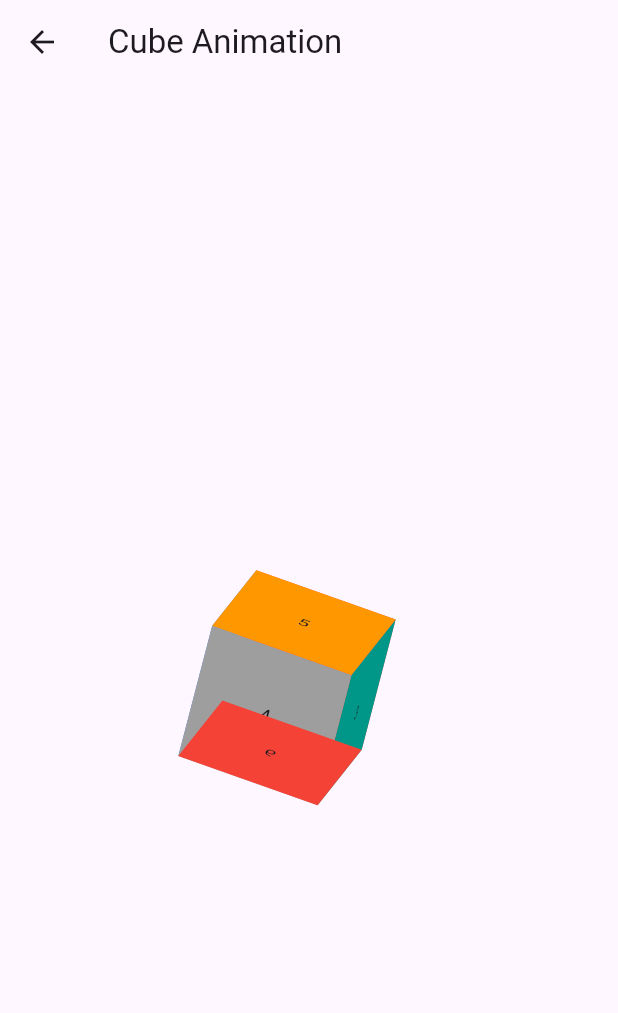
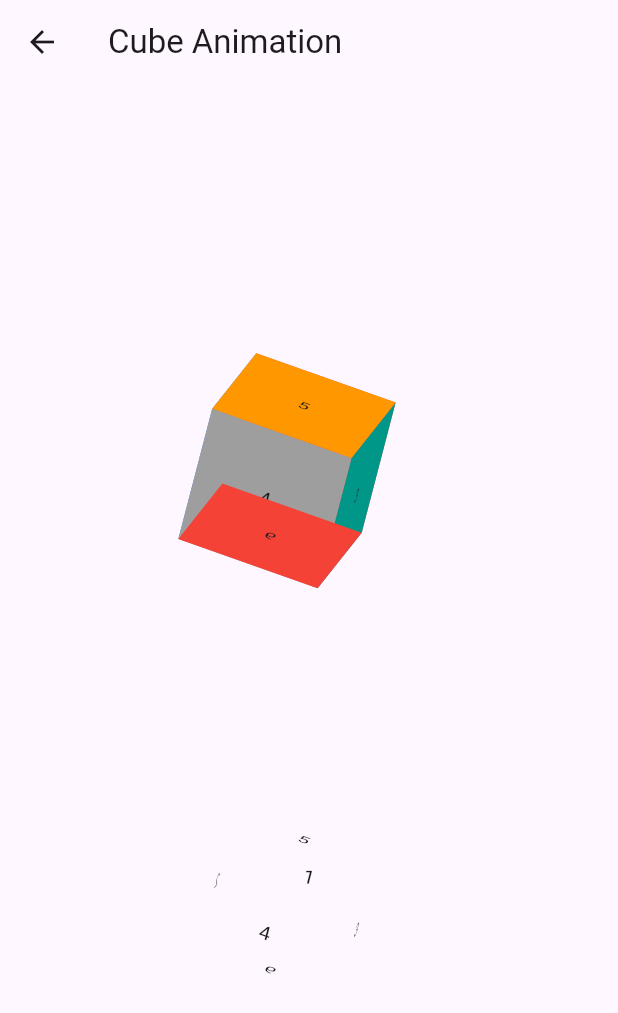
Before and after one commit to webrror/flutter-animations, a Flutter app: the Example3 screen opened by its route, on a phone screen of 412 x 824 dp. Shown: the top 1013 px of the screen. Run offline on Flutter 3.47's test engine with Material 2 defaults, Android fonts, the phone set to English and light mode, and no system bars.

Commit message:
added a colorless variant in example 3

```diff
--- a/lib/animations/example3.dart
+++ b/lib/animations/example3.dart
@@ -44,6 +44,7 @@ class _Example3State extends State<Example3> with TickerProviderStateMixin {
 
   @override
   Widget build(BuildContext context) {
+    final screenWidth = MediaQuery.of(context).size.width;
     _xController
       ..reset()
       ..repeat();
@@ -60,10 +61,62 @@ class _Example3State extends State<Example3> with TickerProviderStateMixin {
       appBar: AppBar(
         title: const Text("Cube Animation"),
       ),
-      body: Center(
-        child: AnimatedBuilder(
-          animation:
-              Listenable.merge([_xController, _yController, _zController]),
+      body: SizedBox(
+        width: screenWidth,
+        child: Column(
+            mainAxisAlignment: MainAxisAlignment.center,
+            crossAxisAlignment: CrossAxisAlignment.center,
+            children: [
+              const Spacer(),
+              CubeBuilder(
+                xController: _xController,
+                yController: _yController,
+                zController: _zController,
+                animation: _animation,
+                widthHeight: widthHeight,
+                withColor: true,
+              ),
+              const Spacer(),
+              CubeBuilder(
+                xController: _xController,
+                yController: _yController,
+                zController: _zController,
+                animation: _animation,
+                widthHeight: widthHeight,
+                withColor: false,
+              ),
+              const Spacer(),
+            ]),
+      ),
+    );
+  }
+}
+
+class CubeBuilder extends StatelessWidget {
+  const CubeBuilder({
+    super.key,
+    required AnimationController xController,
+    required AnimationController yController,
+    required AnimationController zController,
+    required Tween<double> animation,
+    required this.widthHeight,
+    required this.withColor,
+  })  : _xController = xController,
+        _yController = yController,
+        _zController = zController,
+        _animation = animation;
+
+  final AnimationController _xController;
+  final AnimationController _yController;
+  final AnimationController _zController;
+  final Tween<double> _animation;
+  final double widthHeight;
+  final bool withColor;
+
+  @override
+  Widget build(BuildContext context) {
+    return AnimatedBuilder(
+      animation: Listenable.merge([_xController, _yController, _zController]),
       builder: (context, child) {
         return Transform(
           alignment: Alignment.center,
@@ -75,7 +128,7 @@ class _Example3State extends State<Example3> with TickerProviderStateMixin {
             children: [
               // front
               Container(
-                    color: Colors.redAccent,
+                color: withColor ? Colors.redAccent : null,
                 width: widthHeight,
                 height: widthHeight,
                 child: const Center(child: Text("1")),
@@ -87,7 +140,7 @@ class _Example3State extends State<Example3> with TickerProviderStateMixin {
                 alignment: Alignment.centerLeft,
                 transform: Matrix4.identity()..rotateY(pi / 2),
                 child: Container(
-                      color: Colors.blueAccent,
+                  color: withColor ? Colors.blueAccent : null,
                   width: widthHeight,
                   height: widthHeight,
                   child: const Center(child: Text("2")),
@@ -99,7 +152,7 @@ class _Example3State extends State<Example3> with TickerProviderStateMixin {
                 alignment: Alignment.centerRight,
                 transform: Matrix4.identity()..rotateY(-pi / 2),
                 child: Container(
-                      color: Colors.teal,
+                  color: withColor ? Colors.teal : null,
                   width: widthHeight,
                   height: widthHeight,
                   child: const Center(child: Text("3")),
@@ -111,7 +164,7 @@ class _Example3State extends State<Example3> with TickerProviderStateMixin {
                 transform: Matrix4.identity()
                   ..translate(Vector3(0, 0, -widthHeight)),
                 child: Container(
-                      color: Colors.grey,
+                  color: withColor ? Colors.grey : null,
                   width: widthHeight,
                   height: widthHeight,
                   child: const Center(child: Text("4")),
@@ -123,7 +176,7 @@ class _Example3State extends State<Example3> with TickerProviderStateMixin {
                 alignment: Alignment.topCenter,
                 transform: Matrix4.identity()..rotateX(-pi / 2),
                 child: Container(
-                      color: Colors.orange,
+                  color: withColor ? Colors.orange : null,
                   width: widthHeight,
                   height: widthHeight,
                   child: const Center(child: Text("5")),
@@ -135,7 +188,7 @@ class _Example3State extends State<Example3> with TickerProviderStateMixin {
                 alignment: Alignment.bottomCenter,
                 transform: Matrix4.identity()..rotateX(pi / 2),
                 child: Container(
-                      color: Colors.red,
+                  color: withColor ? Colors.red : null,
                   width: widthHeight,
                   height: widthHeight,
                   child: const Center(child: Text("6")),
@@ -145,8 +198,6 @@ class _Example3State extends State<Example3> with TickerProviderStateMixin {
           ),
         );
       },
-        ),
-      ),
     );
   }
 }
```
Lines whose indentation alone changed are shown as unchanged.
